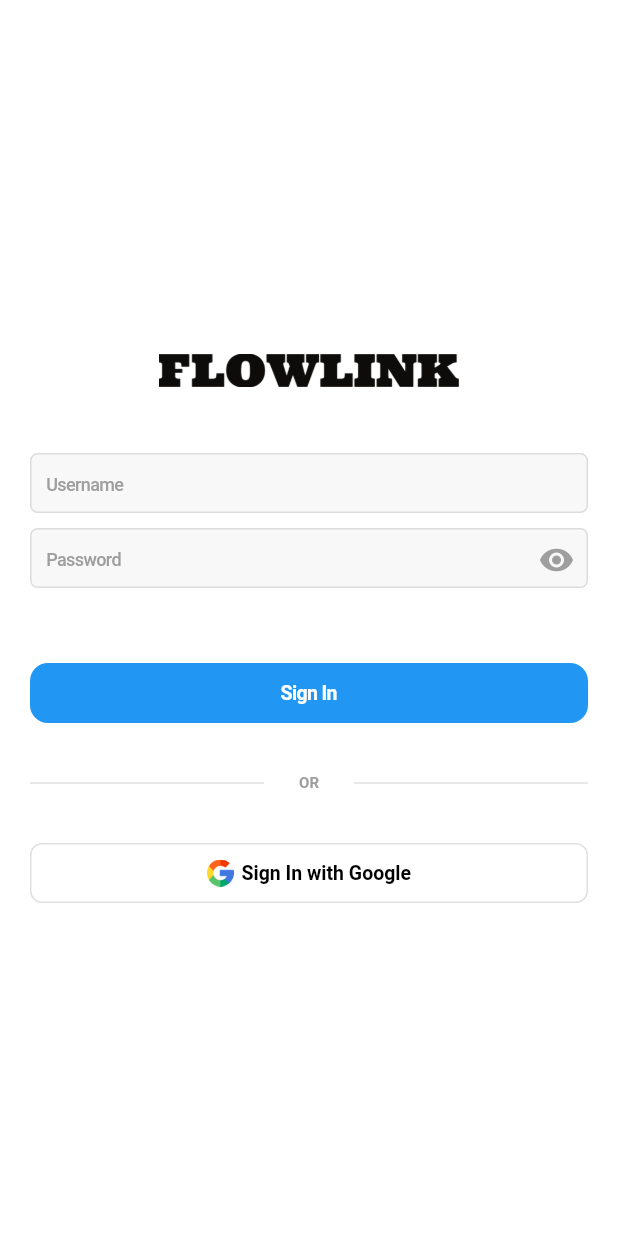
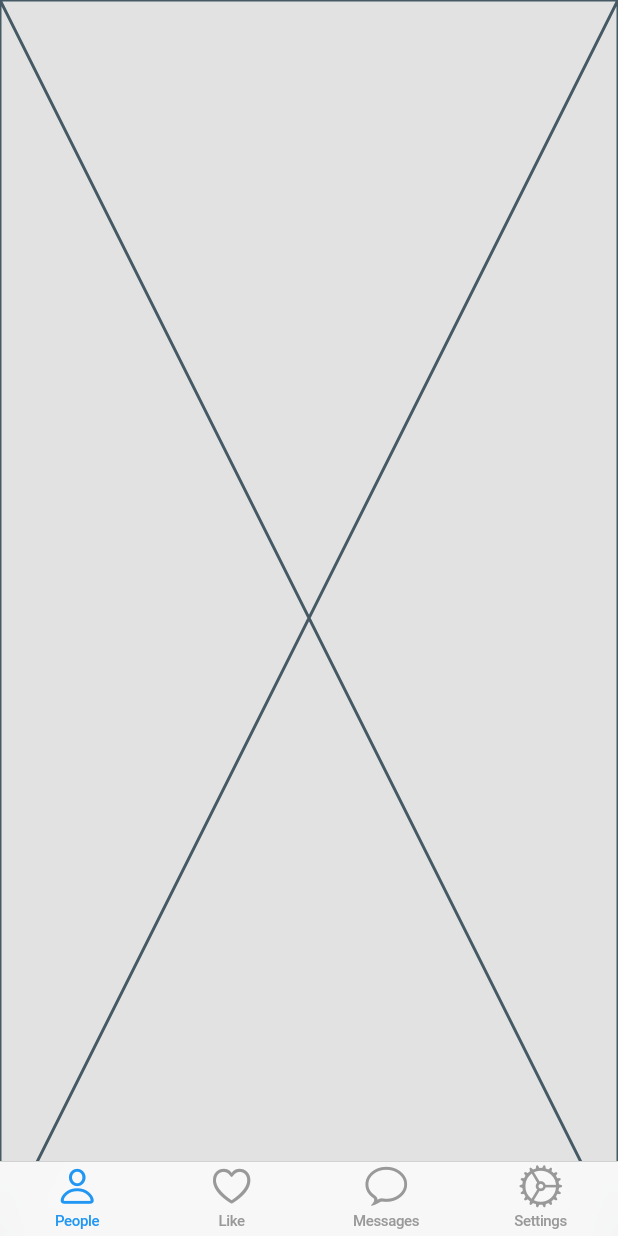
Before and after one commit to 2023-Summer-MadCamp-KP/FlowLink, a Flutter app: the screen it shows after launch, on a phone screen of 412 x 824 dp. Run offline on Flutter 3.47's test engine with Material 2 defaults, Android fonts, the phone set to English and light mode, and no system bars.

Commit message:
Add(TabNavigationPage)

```diff
--- a/flow_camp_app/lib/main.dart
+++ b/flow_camp_app/lib/main.dart
@@ -1,4 +1,5 @@
 import 'package:flow_camp_app/pages/sign_in_page.dart';
+import 'package:flow_camp_app/pages/tab_navigation_page.dart';
 import 'package:flutter/material.dart';
 import 'package:flutter/cupertino.dart';
 
@@ -34,7 +35,8 @@ class MyApp extends StatelessWidget {
       //   colorScheme: ColorScheme.fromSeed(seedColor: Colors.deepPurple),
       //   useMaterial3: true,
       // ),
-      home: const SignInPage(title: 'Flutter Demo Home Page'),
+     // home: const SignInPage(title: 'Flutter Demo Home Page'),
+      home: const TabNavigationPage(),
     );
   }
 }
--- /dev/null
+++ b/flow_camp_app/lib/pages/profile_list_page.dart
@@ -0,0 +1,15 @@
+import 'package:flutter/material.dart';
+
+class ProfileListPage extends StatefulWidget {
+  const ProfileListPage({Key? key}) : super(key: key);
+
+  @override
+  State<ProfileListPage> createState() => _ProfileListPageState();
+}
+
+class _ProfileListPageState extends State<ProfileListPage> {
+  @override
+  Widget build(BuildContext context) {
+    return const Placeholder();
+  }
+}
--- /dev/null
+++ b/flow_camp_app/lib/pages/tab_navigation_page.dart
@@ -0,0 +1,58 @@
+import 'package:flow_camp_app/pages/LikeListPage.dart';
+import 'package:flow_camp_app/pages/main_setting_page.dart';
+import 'package:flow_camp_app/pages/profile_list_page.dart';
+import 'package:flutter/cupertino.dart';
+import 'package:flutter/material.dart';
+
+class TabNavigationPage extends StatefulWidget {
+  const TabNavigationPage({Key? key}) : super(key: key);
+
+  @override
+  State<TabNavigationPage> createState() => _TabNavigationPageState();
+}
+
+class _TabNavigationPageState extends State<TabNavigationPage> {
+  @override
+  Widget build(BuildContext context) {
+    return CupertinoTabScaffold(
+      tabBar: CupertinoTabBar(
+        items: [
+          BottomNavigationBarItem(
+            icon: Icon(CupertinoIcons.person),
+            label: 'People',
+          ),
+          BottomNavigationBarItem(
+            icon: Icon(CupertinoIcons.heart),
+            label: 'Like',
+          ),
+          BottomNavigationBarItem(
+            icon: Icon(CupertinoIcons.chat_bubble),
+            label: 'Messages',
+          ),
+          BottomNavigationBarItem(
+            icon: Icon(CupertinoIcons.settings),
+            label: 'Settings',
+          ),
+        ],
+      ),
+      tabBuilder: (BuildContext context, int index) {
+        return CupertinoTabView(
+          builder: (BuildContext context) {
+            switch (index) {
+              case 0:
+                return ProfileListPage();
+              case 1:
+                return LikeListPage();
+              case 2:
+                return Placeholder();
+              case 3:
+                return MainSettingPage();
+              default:
+                return Container();
+            }
+          },
+        );
+      },
+    );
+  }
+}
```
Also changed, not shown: flow_camp_app/lib/pages/LikeListPage.dart (added, +15 -0 lines), flow_camp_app/lib/pages/chat_list_page.dart (added, +15 -0 lines), flow_camp_app/lib/pages/main_setting_page.dart (added, +15 -0 lines), flow_camp_app/lib/pages/sign_in_page.dart (+8 -1 lines).
